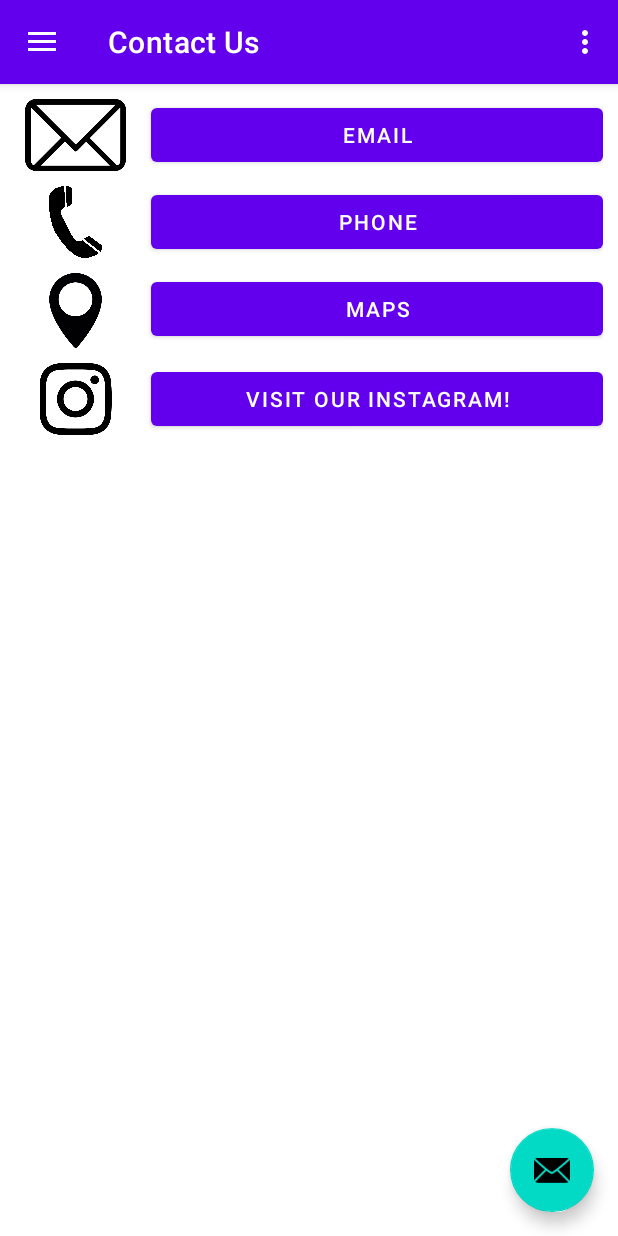
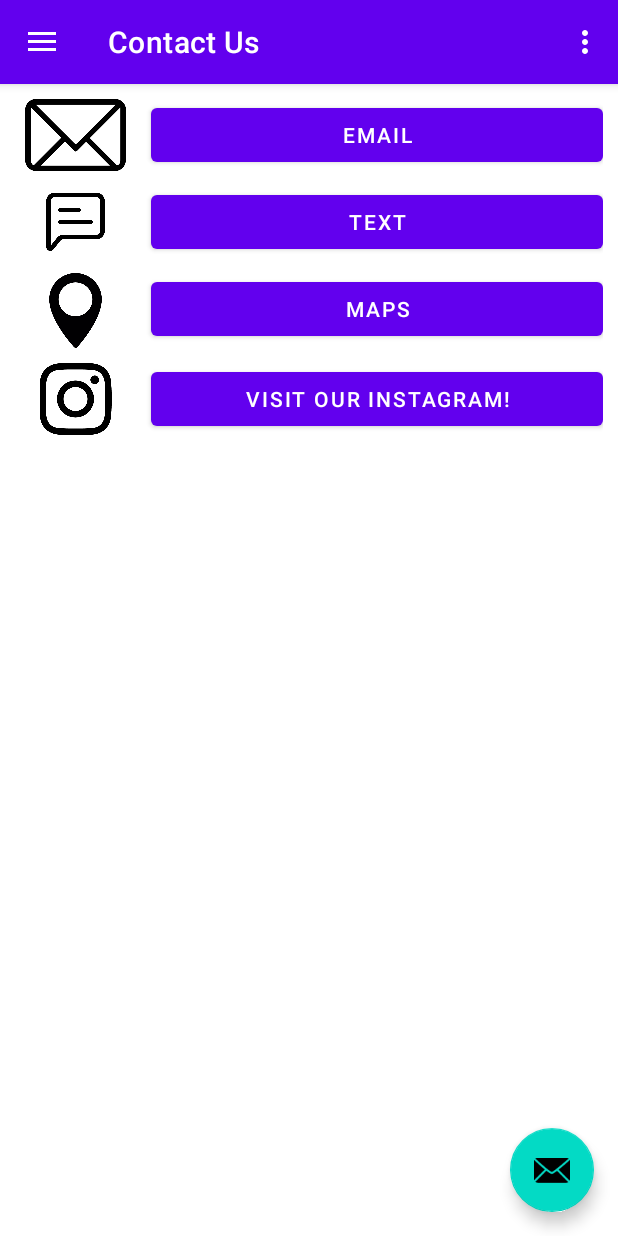
Before and after one commit to vvirtuee/PenguinDex, an Android app: the screen it shows after launch (MainActivity), in the side drawer, after a tap on "Contact", on a phone screen of 412 x 824 dp. Run offline under Robolectric (Android 15) with nearby library versions, the phone set to English and light mode, and no system bars; our stand-ins replace navigation-ui.

Commit message:
#21 updated the phone button because it was too ambiguous

```diff
--- a/app/src/main/res/layout/fragment_contact.xml
+++ b/app/src/main/res/layout/fragment_contact.xml
@@ -40,18 +40,18 @@
         android:paddingBottom="10dp">
 
         <ImageView
-            android:id="@+id/imageView3"
+            android:id="@+id/imageView6"
             android:layout_width="wrap_content"
             android:layout_height="match_parent"
             android:layout_weight="3"
-            android:src="@drawable/phone" />
+            android:src="@drawable/message" />
 
         <Button
             android:id="@+id/phoneBtn"
             android:layout_width="match_parent"
             android:layout_height="wrap_content"
             android:layout_weight="1"
-            android:text="Phone" />
+            android:text="Text" />
 
     </LinearLayout>
 
```
